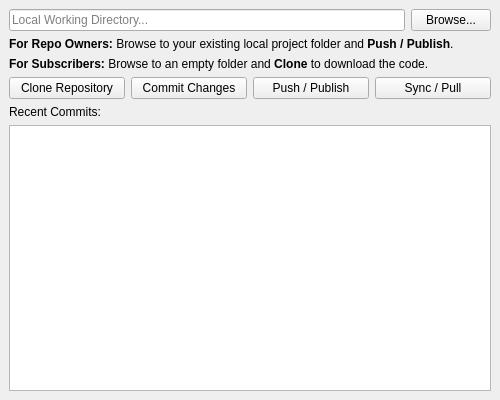
The window that gui/GitWidget.ui (defnax/retroGit) describes before a commit, drawn with Qt 5.
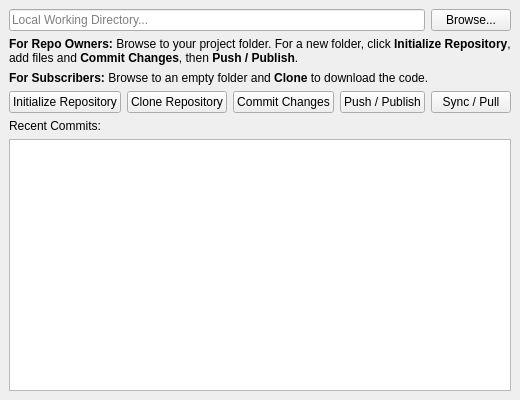
The same window after the commit. Icons and pictures are not drawn.

Commit message:
Fix publishing from newly created local project folders
- Add Initialize Repository action for repository owners
- Include unborn branches in first-commit branch selection
- Guide users to create a commit before publishing
- Show underlying Git errors and protect existing repository metadata

The edit to the form file:
```diff
--- a/gui/GitWidget.ui
+++ b/gui/GitWidget.ui
@@ -50,7 +50,7 @@
    <item>
     <widget class="QLabel" name="mLblOwnerInfo">
      <property name="text">
-      <string>&lt;b&gt;For Repo Owners:&lt;/b&gt; Browse to your existing local project folder and &lt;b&gt;Push / Publish&lt;/b&gt;.</string>
+      <string>&lt;b&gt;For Repo Owners:&lt;/b&gt; Browse to your project folder. For a new folder, click &lt;b&gt;Initialize Repository&lt;/b&gt;, add files and &lt;b&gt;Commit Changes&lt;/b&gt;, then &lt;b&gt;Push / Publish&lt;/b&gt;.</string>
      </property>
      <property name="wordWrap">
       <bool>true</bool>
@@ -69,6 +69,13 @@
    </item>
    <item>
     <layout class="QHBoxLayout" name="actionLayout">
+     <item>
+      <widget class="QPushButton" name="mBtnInitialize">
+       <property name="text">
+        <string>Initialize Repository</string>
+       </property>
+      </widget>
+     </item>
      <item>
       <widget class="QPushButton" name="mBtnClone">
        <property name="text">
```
The commit also changes 4 other files.
